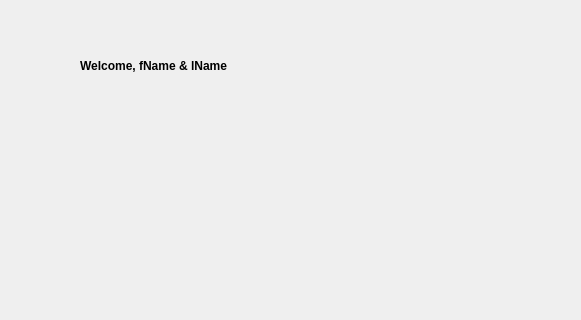
SebastianSiclovan/QT-Fitness-application, file QT_app/home.ui: the form before one commit; both pictures show x 230 to 811 and y 0 to 320 of the 951 by 574 pixel window.
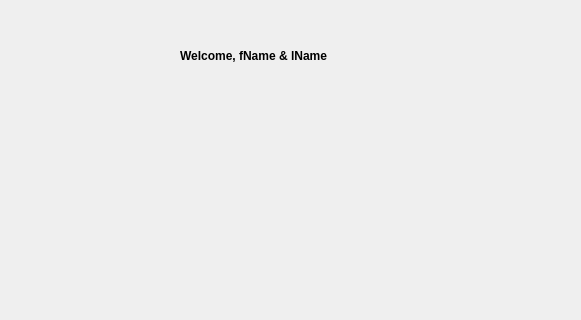
The form after the commit.

Commit message: Update Home GUI with fitness sport specific text and 3 buttons (BMI / BMR calculator & healthy food organizer)

Patch:
```diff
--- a/QT_app/home.ui
+++ b/QT_app/home.ui
@@ -16,12 +16,18 @@
   <widget class="QLabel" name="label_homeWelcome">
    <property name="geometry">
     <rect>
-     <x>310</x>
-     <y>50</y>
-     <width>341</width>
+     <x>410</x>
+     <y>40</y>
+     <width>321</width>
      <height>31</height>
     </rect>
    </property>
+   <property name="minimumSize">
+    <size>
+     <width>321</width>
+     <height>0</height>
+    </size>
+   </property>
    <property name="font">
     <font>
      <bold>true</bold>
```
